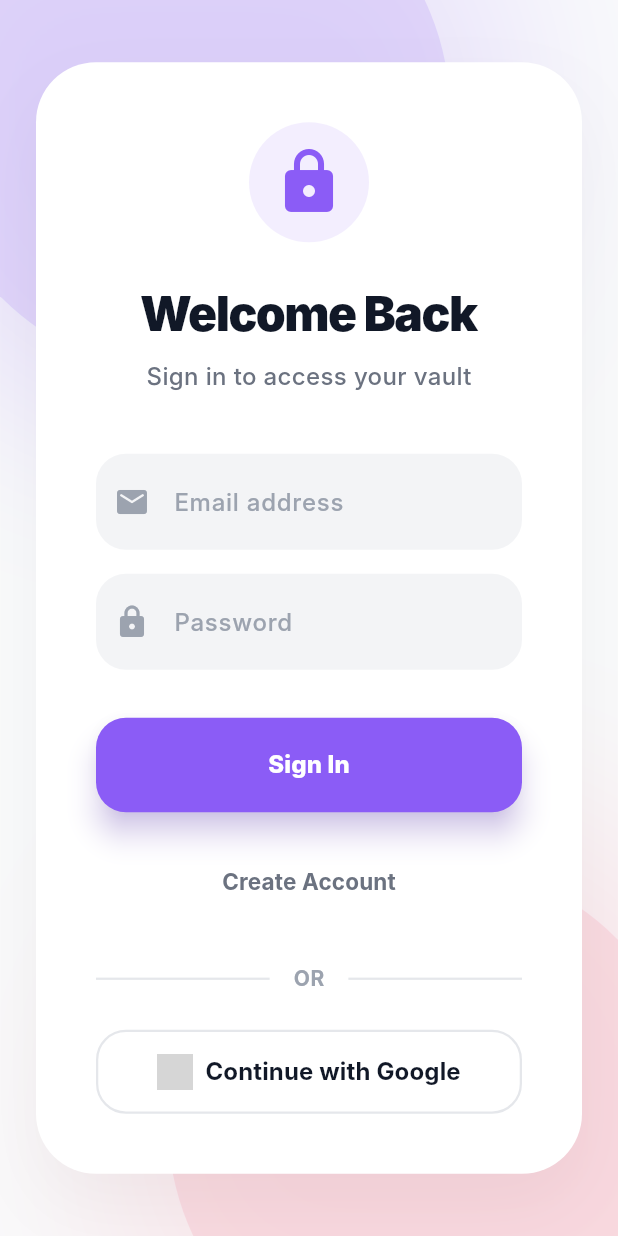
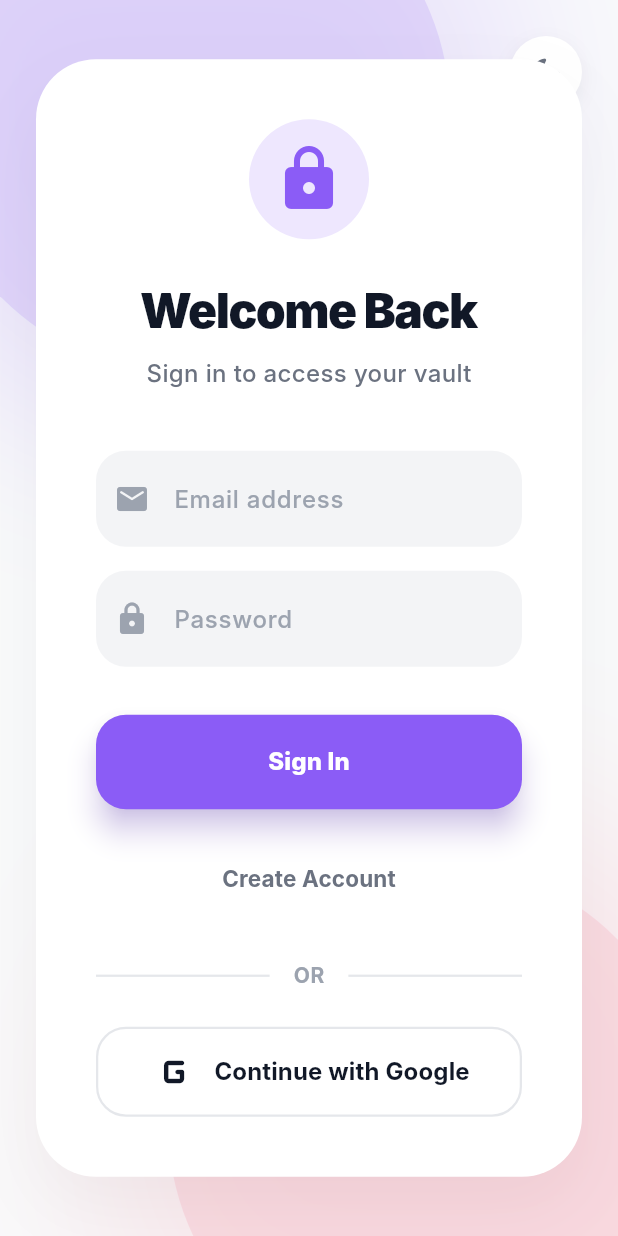
Before and after one commit to buildbyabhi/things-collector, a Flutter app: the screen it shows after launch, on a phone screen of 412 x 824 dp. Run offline on Flutter 3.47's test engine with Material 3 defaults, Android fonts, the phone set to English and light mode, and no system bars; our stand-ins replace cloud_firestore, firebase_auth, firebase_core, google_sign_in; missing offline and left inert: metadata_fetch; accounts and stored records are empty; Roboto replaces fonts that are missing (Inter); grey boxes are pictures that could not be loaded.

Commit message:
Add dark mode and fix logo

```diff
--- a/lib/login_screen.dart
+++ b/lib/login_screen.dart
@@ -2,6 +2,7 @@ import 'dart:ui';
 import 'package:flutter/material.dart';
 import 'package:firebase_auth/firebase_auth.dart';
 import 'auth_service.dart';
+import 'main.dart'; // To access themeNotifier
 
 class LoginScreen extends StatefulWidget {
   const LoginScreen({super.key});
@@ -54,8 +55,9 @@ class _LoginScreenState extends State<LoginScreen> {
 
   @override
   Widget build(BuildContext context) {
+    bool isDark = Theme.of(context).brightness == Brightness.dark;
+
     return Scaffold(
-      backgroundColor: const Color(0xFFF9FAFB),
       body: Stack(
         children: [
           // Playful Pastel Background Blobs
@@ -67,9 +69,9 @@ class _LoginScreenState extends State<LoginScreen> {
               height: 350,
               decoration: BoxDecoration(
                 shape: BoxShape.circle,
-                color: Theme.of(context).colorScheme.primary.withOpacity(0.15),
+                color: Theme.of(context).colorScheme.primary.withOpacity(isDark ? 0.2 : 0.15),
                 boxShadow: [
-                  BoxShadow(color: Theme.of(context).colorScheme.primary.withOpacity(0.15), blurRadius: 100, spreadRadius: 50),
+                  BoxShadow(color: Theme.of(context).colorScheme.primary.withOpacity(isDark ? 0.2 : 0.15), blurRadius: 100, spreadRadius: 50),
                 ],
               ),
             ),
@@ -82,10 +84,32 @@ class _LoginScreenState extends State<LoginScreen> {
               height: 350,
               decoration: BoxDecoration(
                 shape: BoxShape.circle,
-                color: Theme.of(context).colorScheme.secondary.withOpacity(0.1),
+                color: Theme.of(context).colorScheme.secondary.withOpacity(isDark ? 0.15 : 0.1),
                 boxShadow: [
-                  BoxShadow(color: Theme.of(context).colorScheme.secondary.withOpacity(0.1), blurRadius: 100, spreadRadius: 50),
+                  BoxShadow(color: Theme.of(context).colorScheme.secondary.withOpacity(isDark ? 0.15 : 0.1), blurRadius: 100, spreadRadius: 50),
                 ],
+              ),
+            ),
+          ),
+
+          SafeArea(
+            child: Align(
+              alignment: Alignment.topRight,
+              child: Padding(
+                padding: const EdgeInsets.all(24.0),
+                child: Container(
+                  decoration: BoxDecoration(
+                    color: Theme.of(context).colorScheme.surface,
+                    shape: BoxShape.circle,
+                    boxShadow: [BoxShadow(color: Colors.black.withOpacity(isDark ? 0.3 : 0.05), blurRadius: 10, offset: const Offset(0, 4))],
+                  ),
+                  child: IconButton(
+                    icon: Icon(isDark ? Icons.light_mode_rounded : Icons.dark_mode_rounded, color: isDark ? Colors.amber : const Color(0xFF6B7280)),
+                    onPressed: () {
+                      themeNotifier.value = isDark ? ThemeMode.light : ThemeMode.dark;
+                    },
+                  ),
+                ),
               ),
             ),
           ),
@@ -97,11 +121,11 @@ class _LoginScreenState extends State<LoginScreen> {
               child: Container(
                 padding: const EdgeInsets.all(40),
                 decoration: BoxDecoration(
-                  color: Colors.white,
+                  color: Theme.of(context).colorScheme.surface,
                   borderRadius: BorderRadius.circular(40),
                   boxShadow: [
                     BoxShadow(
-                      color: Colors.black.withOpacity(0.04),
+                      color: Colors.black.withOpacity(isDark ? 0.3 : 0.04),
                       blurRadius: 40,
                       spreadRadius: 0,
                       offset: const Offset(0, 20),
@@ -114,20 +138,20 @@ class _LoginScreenState extends State<LoginScreen> {
                     Container(
                       padding: const EdgeInsets.all(16),
                       decoration: BoxDecoration(
-                        color: Theme.of(context).colorScheme.primary.withOpacity(0.1),
+                        color: Theme.of(context).colorScheme.primary.withOpacity(0.15),
                         shape: BoxShape.circle,
                       ),
                       child: Icon(Icons.lock_rounded, size: 48, color: Theme.of(context).colorScheme.primary),
                     ),
                     const SizedBox(height: 24),
-                    const Text(
+                    Text(
                       'Welcome Back',
-                      style: TextStyle(fontSize: 32, fontWeight: FontWeight.w900, color: Color(0xFF111827), letterSpacing: -1),
+                      style: TextStyle(fontSize: 32, fontWeight: FontWeight.w900, color: isDark ? Colors.white : const Color(0xFF111827), letterSpacing: -1),
                     ),
                     const SizedBox(height: 8),
-                    const Text(
+                    Text(
                       'Sign in to access your vault',
-                      style: TextStyle(fontSize: 16, color: Color(0xFF6B7280), fontWeight: FontWeight.w500),
+                      style: TextStyle(fontSize: 16, color: isDark ? Colors.grey[400] : const Color(0xFF6B7280), fontWeight: FontWeight.w500),
                     ),
                     const SizedBox(height: 40),
 
@@ -135,27 +159,27 @@ class _LoginScreenState extends State<LoginScreen> {
                       Container(
                         padding: const EdgeInsets.all(12),
                         decoration: BoxDecoration(
-                          color: const Color(0xFFFEF2F2),
+                          color: isDark ? const Color(0xFF7F1D1D) : const Color(0xFFFEF2F2),
                           borderRadius: BorderRadius.circular(16),
                         ),
-                        child: Text(_errorMessage, style: const TextStyle(color: Color(0xFFEF4444), fontSize: 14, fontWeight: FontWeight.bold), textAlign: TextAlign.center),
+                        child: Text(_errorMessage, style: TextStyle(color: isDark ? const Color(0xFFFCA5A5) : const Color(0xFFEF4444), fontSize: 14, fontWeight: FontWeight.bold), textAlign: TextAlign.center),
                       ),
                       const SizedBox(height: 24),
                     ],
 
                     TextField(
                       controller: _emailController,
-                      style: const TextStyle(color: Color(0xFF111827), fontWeight: FontWeight.w600),
+                      style: TextStyle(color: isDark ? Colors.white : const Color(0xFF111827), fontWeight: FontWeight.w600),
                       decoration: InputDecoration(
                         hintText: 'Email address',
-                        hintStyle: const TextStyle(color: Color(0xFF9CA3AF), fontWeight: FontWeight.w500),
+                        hintStyle: TextStyle(color: isDark ? Colors.grey[500] : const Color(0xFF9CA3AF), fontWeight: FontWeight.w500),
                         filled: true,
-                        fillColor: const Color(0xFFF3F4F6),
+                        fillColor: isDark ? const Color(0xFF374151) : const Color(0xFFF3F4F6),
                         border: OutlineInputBorder(borderRadius: BorderRadius.circular(20), borderSide: BorderSide.none),
                         contentPadding: const EdgeInsets.symmetric(horizontal: 20, vertical: 20),
-                        prefixIcon: const Padding(
-                          padding: EdgeInsets.only(left: 10, right: 10),
-                          child: Icon(Icons.email_rounded, color: Color(0xFF9CA3AF)),
+                        prefixIcon: Padding(
+                          padding: const EdgeInsets.only(left: 10, right: 10),
+                          child: Icon(Icons.email_rounded, color: isDark ? Colors.grey[400] : const Color(0xFF9CA3AF)),
                         ),
                       ),
                     ),
@@ -163,17 +187,17 @@ class _LoginScreenState extends State<LoginScreen> {
                     TextField(
                       controller: _passwordController,
                       obscureText: true,
-                      style: const TextStyle(color: Color(0xFF111827), fontWeight: FontWeight.w600),
+                      style: TextStyle(color: isDark ? Colors.white : const Color(0xFF111827), fontWeight: FontWeight.w600),
                       decoration: InputDecoration(
                         hintText: 'Password',
-                        hintStyle: const TextStyle(color: Color(0xFF9CA3AF), fontWeight: FontWeight.w500),
+                        hintStyle: TextStyle(color: isDark ? Colors.grey[500] : const Color(0xFF9CA3AF), fontWeight: FontWeight.w500),
                         filled: true,
-                        fillColor: const Color(0xFFF3F4F6),
+                        fillColor: isDark ? const Color(0xFF374151) : const Color(0xFFF3F4F6),
                         border: OutlineInputBorder(borderRadius: BorderRadius.circular(20), borderSide: BorderSide.none),
                         contentPadding: const EdgeInsets.symmetric(horizontal: 20, vertical: 20),
-                        prefixIcon: const Padding(
-                          padding: EdgeInsets.only(left: 10, right: 10),
-                          child: Icon(Icons.lock_rounded, color: Color(0xFF9CA3AF)),
+                        prefixIcon: Padding(
+                          padding: const EdgeInsets.only(left: 10, right: 10),
+                          child: Icon(Icons.lock_rounded, color: isDark ? Colors.grey[400] : const Color(0xFF9CA3AF)),
                         ),
                       ),
                     ),
@@ -203,7 +227,7 @@ class _LoginScreenState extends State<LoginScreen> {
                         child: TextButton(
                           onPressed: _signUp,
                           style: TextButton.styleFrom(
-                            foregroundColor: const Color(0xFF6B7280),
+                            foregroundColor: isDark ? Colors.grey[400] : const Color(0xFF6B7280),
                             padding: const EdgeInsets.symmetric(vertical: 20),
                             shape: RoundedRectangleBorder(borderRadius: BorderRadius.circular(20)),
                           ),
@@ -213,12 +237,12 @@ class _LoginScreenState extends State<LoginScreen> {
                       const SizedBox(height: 24),
                       Row(
                         children: [
-                          Expanded(child: Divider(color: const Color(0xFFE5E7EB), thickness: 1.5)),
-                          const Padding(
-                            padding: EdgeInsets.symmetric(horizontal: 16),
-                            child: Text('OR', style: TextStyle(color: Color(0xFF9CA3AF), fontWeight: FontWeight.bold)),
+                          Expanded(child: Divider(color: isDark ? const Color(0xFF4B5563) : const Color(0xFFE5E7EB), thickness: 1.5)),
+                          Padding(
+                            padding: const EdgeInsets.symmetric(horizontal: 16),
+                            child: Text('OR', style: TextStyle(color: isDark ? Colors.grey[500] : const Color(0xFF9CA3AF), fontWeight: FontWeight.bold)),
                           ),
-                          Expanded(child: Divider(color: const Color(0xFFE5E7EB), thickness: 1.5)),
+                          Expanded(child: Divider(color: isDark ? const Color(0xFF4B5563) : const Color(0xFFE5E7EB), thickness: 1.5)),
                         ],
                       ),
                       const SizedBox(height: 24),
@@ -226,13 +250,13 @@ class _LoginScreenState extends State<LoginScreen> {
                         width: double.infinity,
                         child: OutlinedButton.icon(
                           onPressed: _signInWithGoogle,
-                          icon: Image.network('https://upload.wikimedia.org/wikipedia/commons/c/c1/Google_%22G%22_logo.svg', width: 24, height: 24),
+                          icon: Icon(Icons.g_mobiledata_rounded, size: 36, color: isDark ? Colors.white : const Color(0xFF111827)),
                           label: const Text('Continue with Google', style: TextStyle(fontSize: 16, fontWeight: FontWeight.bold)),
                           style: OutlinedButton.styleFrom(
-                            backgroundColor: Colors.white,
-                            foregroundColor: const Color(0xFF111827),
-                            side: const BorderSide(color: Color(0xFFE5E7EB), width: 1.5),
-                            padding: const EdgeInsets.symmetric(vertical: 16),
+                            backgroundColor: isDark ? const Color(0xFF374151) : Colors.white,
+                            foregroundColor: isDark ? Colors.white : const Color(0xFF111827),
+                            side: BorderSide(color: isDark ? const Color(0xFF4B5563) : const Color(0xFFE5E7EB), width: 1.5),
+                            padding: const EdgeInsets.symmetric(vertical: 12),
                             shape: RoundedRectangleBorder(borderRadius: BorderRadius.circular(20)),
                           ),
                         ),
--- a/pubspec.yaml
+++ b/pubspec.yaml
@@ -16,7 +16,7 @@ publish_to: 'none' # Remove this line if you wish to publish to pub.dev
 # https://developer.apple.com/library/archive/documentation/General/Reference/InfoPlistKeyReference/Articles/CoreFoundationKeys.html
 # In Windows, build-name is used as the major, minor, and patch parts
 # of the product and file versions while build-number is used as the build suffix.
-version: 1.0.2+3
+version: 1.0.3+4
 
 environment:
   sdk: ^3.12.2
```
Also changed, not shown: lib/main.dart (+85 -42 lines).
